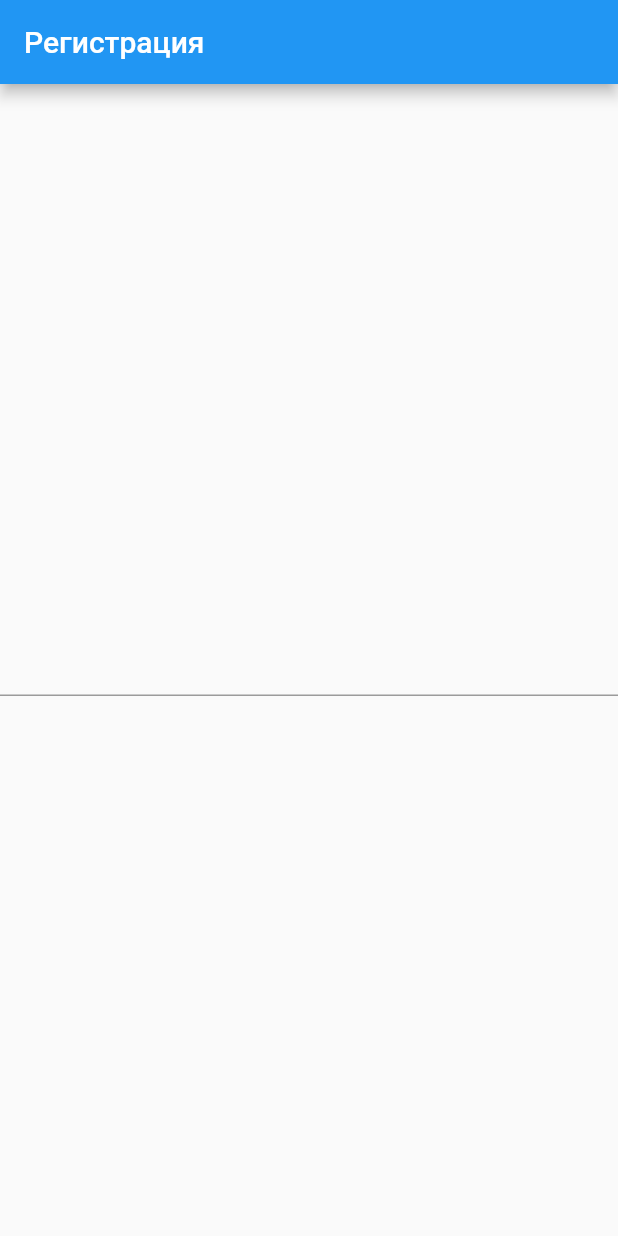
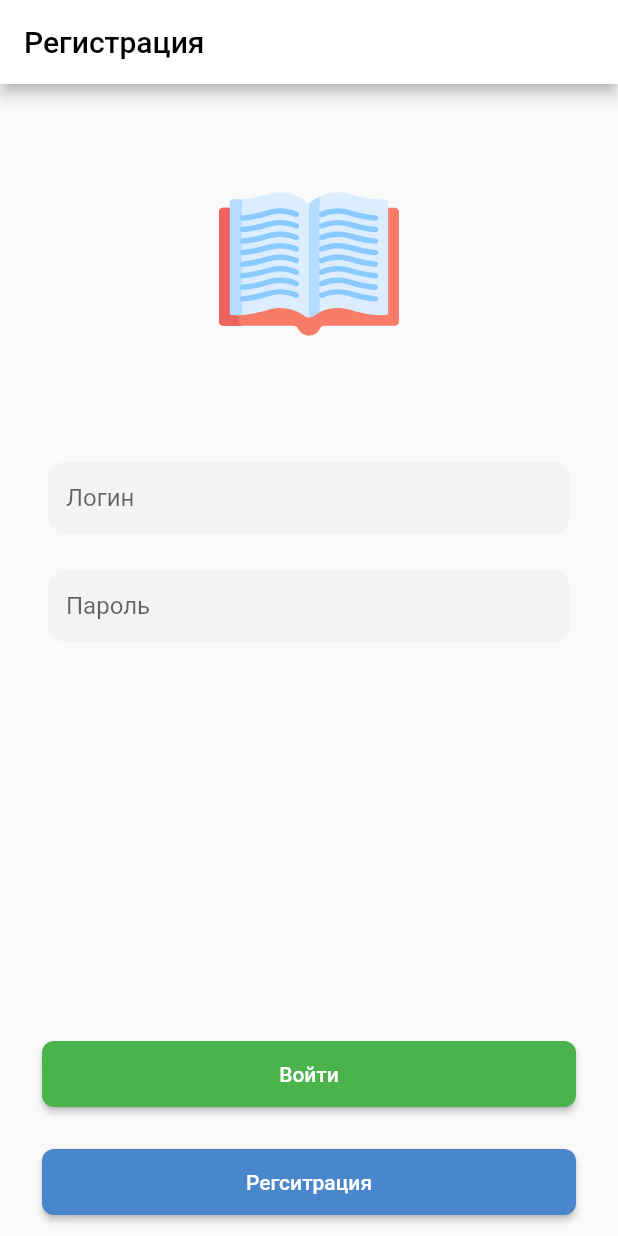
Before and after one commit to semgoSE/diary-school, a Flutter app: the screen it shows after launch, on a phone screen of 412 x 824 dp. Run offline on Flutter 3.47's test engine with Material 2 defaults, Android fonts, the phone set to English and light mode, and no system bars; our stand-ins replace flutter_svg, hexcolor, hive, hive_flutter; accounts and stored records are empty; generated files the repository leaves out were written again.

Commit message:
many changes

```diff
--- a/lib/main.dart
+++ b/lib/main.dart
@@ -13,6 +13,7 @@ void main() async {
 
   runApp(
     MaterialApp(
+      theme: ThemeData(),
       initialRoute: "/sign_in",
       debugShowCheckedModeBanner: false,
       routes: <String, WidgetBuilder>{
--- a/lib/views/sign_in/sign_in.dart
+++ b/lib/views/sign_in/sign_in.dart
@@ -1,5 +1,7 @@
 import 'package:flutter/cupertino.dart';
 import 'package:flutter/material.dart';
+import 'package:flutter_svg/flutter_svg.dart';
+import 'package:hexcolor/hexcolor.dart';
 
 class SignIn extends StatefulWidget {
   @override
@@ -10,17 +12,151 @@ class SignInState extends State {
   String login;
   String password;
 
+  Color hexToColor(String code) {
+    return new Color(int.parse(code.substring(1, 7), radix: 16) + 0xFF000000);
+  }
+
   @override
   Widget build(BuildContext context) {
     return WillPopScope(
         child: Scaffold(
+            resizeToAvoidBottomInset: false,
             appBar: AppBar(
-              title: Text('Регистрация'),
+              backgroundColor: HexColor("#ffffff"),
+              title: Text(
+                'Регистрация',
+                style: TextStyle(color: HexColor("#000000")),
+              ),
               automaticallyImplyLeading: false,
             ),
-            body: Align(
-                alignment: Alignment.center,
-                child: Container(child: TextField()))),
+            body: Column(
+              children: [
+                Expanded(
+                  flex: 1,
+                  child: SvgPicture.asset('assets/study.svg',
+                      width: 120, height: 120),
+                ),
+                Input(hints: "Логин"),
+                Input(hints: "Пароль"),
+                Spacer(flex: 1),
+                CommerceButton(
+                  text: "Войти",
+                  click: () {},
+                ),
+                PrimaryButton(
+                  text: "Регситрация",
+                  click: () {},
+                ),
+              ],
+              // mainAxisAlignment: MainAxisAlignment.center,
+            )),
         onWillPop: () => Future.value(false));
   }
 }
+
+class Input extends StatelessWidget {
+  String hints = "";
+
+  Input({this.hints, Key key}) : super(key: key);
+
+  Widget build(BuildContext context) {
+    return (Container(
+      child: TextFormField(
+          decoration: InputDecoration(
+              filled: true,
+              fillColor: HexColor("#f2f3f5"),
+
+              // enabledBorder: UnderlineInputBorder(
+              //   borderSide: BorderSide(color: Colors.green),
+              //   borderRadius: BorderRadius.circular(25.7),
+              // ),
+              border: UnderlineInputBorder(
+                  borderRadius: BorderRadius.circular(12),
+                  borderSide: BorderSide.none),
+              hintText: hints)),
+      margin: EdgeInsets.symmetric(horizontal: 32, vertical: 12),
+    ));
+  }
+}
+
+class Button extends StatelessWidget {
+  Button({this.button, Key key}) : super(key: key);
+
+  final Widget button;
+
+  Widget build(BuildContext context) {
+    return (Container(
+      child: button,
+      margin: EdgeInsets.symmetric(horizontal: 28, vertical: 12),
+    ));
+  }
+}
+
+class PrimaryButton extends StatelessWidget {
+  var click;
+  final String text;
+
+  PrimaryButton({this.text, this.click, Key key}) : super(key: key);
+
+  @override
+  Widget build(Object context) {
+    return Button(
+        button: ElevatedButton(
+      style: ButtonStyle(
+          shape: MaterialStateProperty.all<RoundedRectangleBorder>(
+              RoundedRectangleBorder(
+            borderRadius: BorderRadius.circular(8),
+          )),
+          minimumSize:
+              MaterialStateProperty.all<Size>(Size(double.infinity, 44)),
+          backgroundColor:
+              MaterialStateProperty.all<Color>(HexColor("#4986cc"))),
+      onPressed: click,
+      child: Text(text),
+    ));
+  }
+}
+
+class CommerceButton extends StatelessWidget {
+  var click;
+  String text;
+
+  CommerceButton({this.text, this.click, Key key}) : super(key: key);
+
+  @override
+  Widget build(Object context) {
+    return Button(
+        button: ElevatedButton(
+      style: ButtonStyle(
+          shape: MaterialStateProperty.all<RoundedRectangleBorder>(
+              RoundedRectangleBorder(
+            borderRadius: BorderRadius.circular(8),
+          )),
+          minimumSize:
+              MaterialStateProperty.all<Size>(Size(double.infinity, 44)),
+          backgroundColor:
+              MaterialStateProperty.all<Color>(HexColor("#4bb34b"))),
+      onPressed: click,
+      child: Text(text),
+    ));
+  }
+}
+
+class PanelHeader extends StatelessWidget {
+  String header = "";
+  bool is_back = true;
+
+  PanelHeader({@required this.header, this.is_back, Key key}) : super(key: key);
+
+  @override
+  Widget build(Object context) {
+    return (AppBar(
+      backgroundColor: HexColor("#ffffff"),
+      title: Text(
+        header,
+        style: TextStyle(color: HexColor("#000000")),
+      ),
+      automaticallyImplyLeading: false,
+    ));
+  }
+}
--- a/pubspec.yaml
+++ b/pubspec.yaml
@@ -23,6 +23,7 @@ environment:
 dependencies:
   hive: ^1.4.1+1
   hive_flutter: ^0.3.0+2
+  flutter_svg: ^0.21.0+1
   flutter:
     sdk: flutter
 
@@ -30,6 +31,7 @@ dependencies:
   # The following adds the Cupertino Icons font to your application.
   # Use with the CupertinoIcons class for iOS style icons.
   cupertino_icons: ^1.0.2
+  hexcolor: ^2.0.3
 
 dev_dependencies:
   hive_generator: ^0.8.0
@@ -46,6 +48,10 @@ flutter:
   # The following line ensures that the Material Icons font is
   # included with your application, so that you can use the icons in
   # the material Icons class.
+  assets:
+    - assets/
+    - assets/study.svg
+
   uses-material-design: true
 
   # To add assets to your application, add an assets section, like this:
```
Also changed, not shown: assets/study.svg (added), pubspec.lock.
